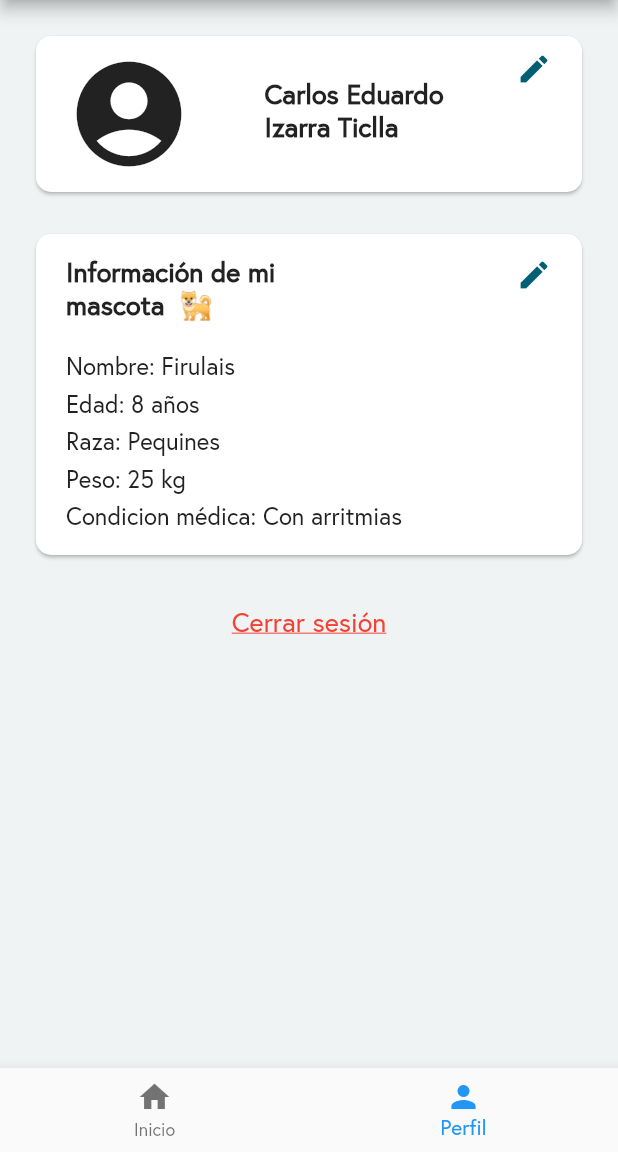
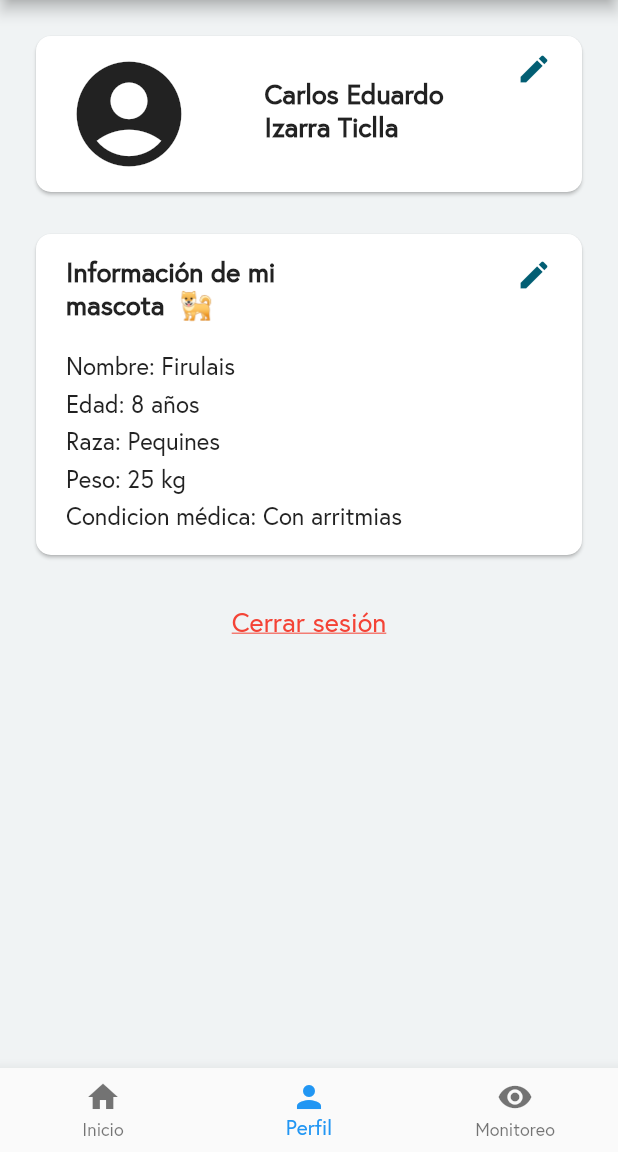
Before and after one commit to jiep17/HeartDog, a Flutter app: the ControlPages screen opened by its route, item 2 of the bottom bar chosen, on a phone screen of 412 x 824 dp, the part 84-1236 px from its top. Run offline on Flutter 3.47's test engine with Material 2 defaults, Android fonts, the phone set to English and light mode, and no system bars.

Commit message:
j avance monitoreo

```diff
--- a/lib/src/pages/control_pages.dart
+++ b/lib/src/pages/control_pages.dart
@@ -2,6 +2,7 @@
 
 import 'package:flutter/material.dart';
 import 'package:heartdog/src/pages/home_page.dart';
+import 'package:heartdog/src/pages/monitoring/monitoring_pages.dart';
 import 'package:heartdog/src/pages/profile/profile_page.dart';
 
 class ControlPages extends StatefulWidget {
@@ -17,7 +18,8 @@ class _ControlPagesState extends State<ControlPages> {
 
   final List<Widget> _pages = [
     const HomePage(),
-    const ProfilePage()
+    const ProfilePage(),
+    const MonitoringPage(),
   ];
 
 
@@ -52,6 +54,11 @@ class _ControlPagesState extends State<ControlPages> {
             label: 'Perfil',
             tooltip: "Revisa tu datos"
           ),
+          BottomNavigationBarItem(
+            icon: Icon(Icons.visibility),
+            label: 'Monitoreo',
+            tooltip: "Monitoreo"
+          ),
         ]
       ),
     );
--- a/pubspec.yaml
+++ b/pubspec.yaml
@@ -38,6 +38,7 @@ dependencies:
   # The following adds the Cupertino Icons font to your application.
   # Use with the CupertinoIcons class for iOS style icons.
   cupertino_icons: ^1.0.2
+  syncfusion_flutter_charts: ^21.2.4
 
 
 
```
Also changed, not shown: pubspec.lock.
